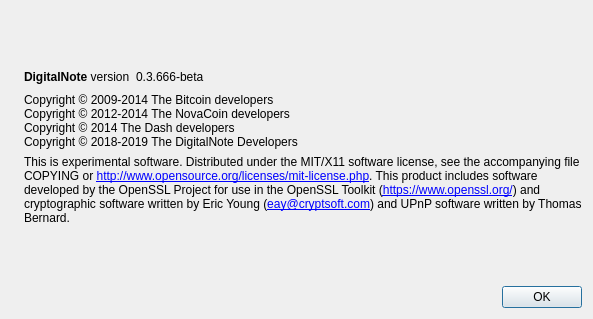
The window that src/qt/forms/aboutdialog.ui (CryptoCoderz/DigitalNote) describes before a commit, drawn with Qt 5.
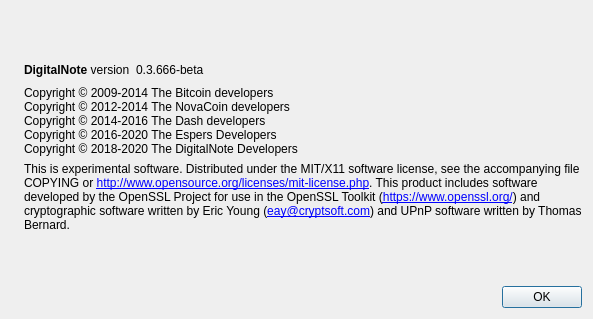
The same window after the commit. Icons and pictures are not drawn.

```diff
--- a/src/qt/forms/aboutdialog.ui
+++ b/src/qt/forms/aboutdialog.ui
@@ -96,8 +96,9 @@
        <property name="text">
         <string>Copyright © 2009-2014 The Bitcoin developers
 Copyright © 2012-2014 The NovaCoin developers
-Copyright © 2014 The Dash developers
-Copyright © 2018-2019 The DigitalNote Developers</string>
+Copyright © 2014-2016 The Dash developers
+Copyright © 2016-2020 The Espers Developers
+Copyright © 2018-2020 The DigitalNote Developers</string>
        </property>
        <property name="textInteractionFlags">
         <set>Qt::LinksAccessibleByMouse|Qt::TextSelectableByKeyboard|Qt::TextSelectableByMouse</set>
```
